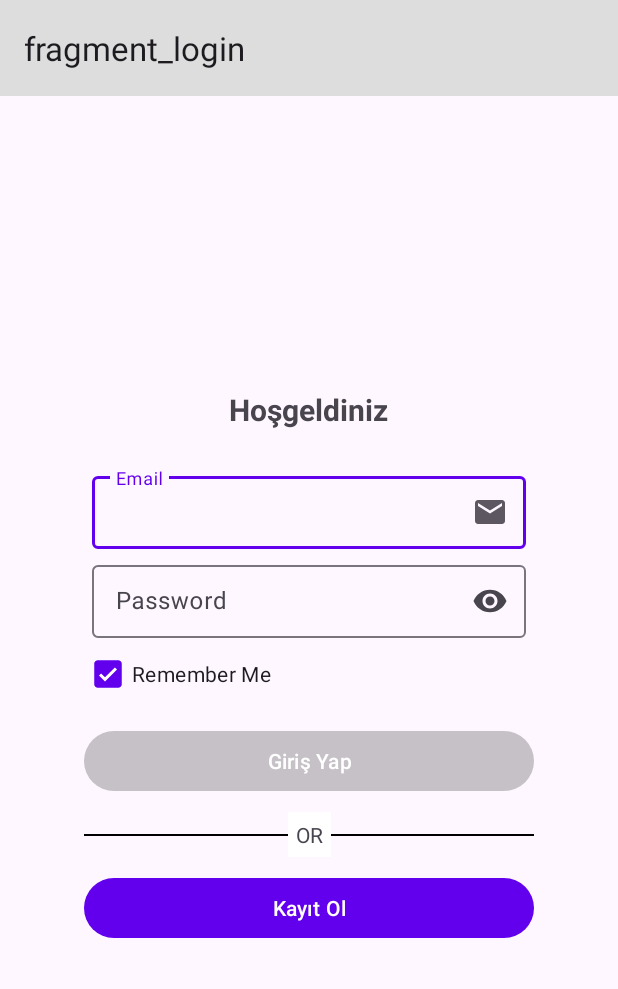
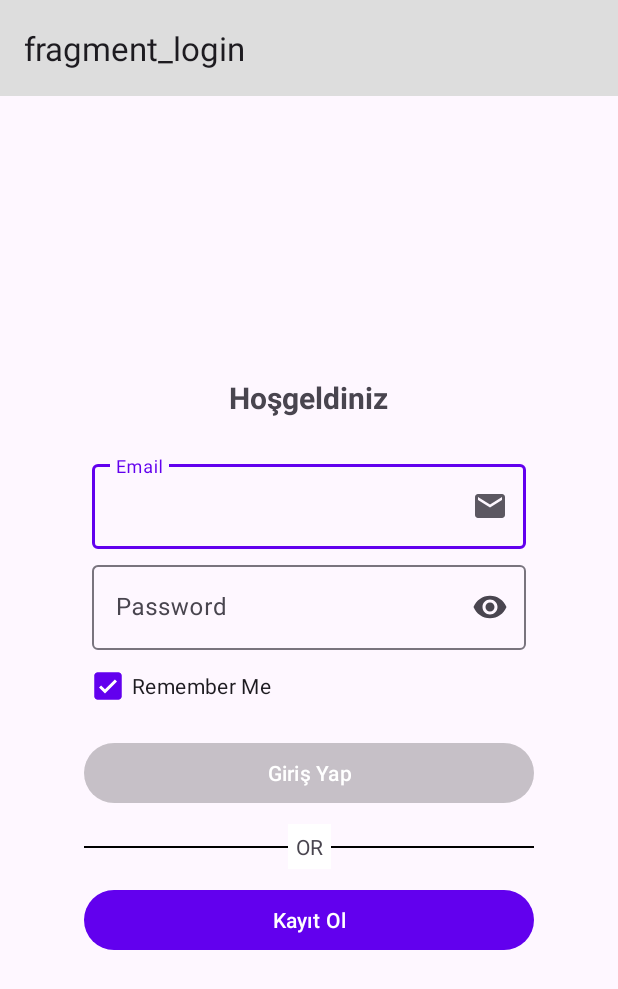
Before and after one commit to mustafaberk1996/Kadraj, an Android app: the screen it shows after launch (MainActivity), on a phone screen of 412 x 824 dp. Shown: the top 989 px of the screen. Run offline under Robolectric (Android 15) with nearby library versions, the phone set to English and light mode, and no system bars; our stand-ins replace Dagger/Hilt's generated code, Room's generated code, navigation-ui.

Commit message:
gitignore updated. login_fragment issue is fixed.

```diff
--- a/app/src/main/java/com/example/kadraj/ui/userProfile/UserProfileFragment.kt
+++ b/app/src/main/java/com/example/kadraj/ui/userProfile/UserProfileFragment.kt
@@ -42,7 +42,6 @@ class UserProfileFragment : Fragment(R.layout.fragment_user_profile) {
 
 
         binding.ivEdit.setOnClickListener {
-            //val action= UserProfileFragmentDirections.actionUserProfileFragmentToUserUpdateFragment(getId)
             findNavController().navigate(R.id.action_userProfileFragment_to_userUpdateFragment, bundleOf( GET_ID_KEY to getId))
         }
     }
--- a/app/src/main/res/layout/fragment_login.xml
+++ b/app/src/main/res/layout/fragment_login.xml
@@ -37,7 +37,6 @@
                 android:layout_width="match_parent"
                 android:layout_height="wrap_content"
                 android:hint="Email"
-                style="@style/Widget.Material3.TextInputLayout.OutlinedBox.Dense"
                 android:layout_marginLeft="5dp"
                 android:layout_marginRight="5dp"
                 android:layout_marginTop="5dp"
@@ -55,7 +54,6 @@
                 android:layout_height="wrap_content"
 
                 android:hint="Password"
-                style="@style/Widget.Material3.TextInputLayout.OutlinedBox.Dense"
                 android:layout_marginLeft="5dp"
                 android:layout_marginRight="5dp"
                 android:layout_marginTop="5dp"
```
Also changed, not shown: 1 other file.
